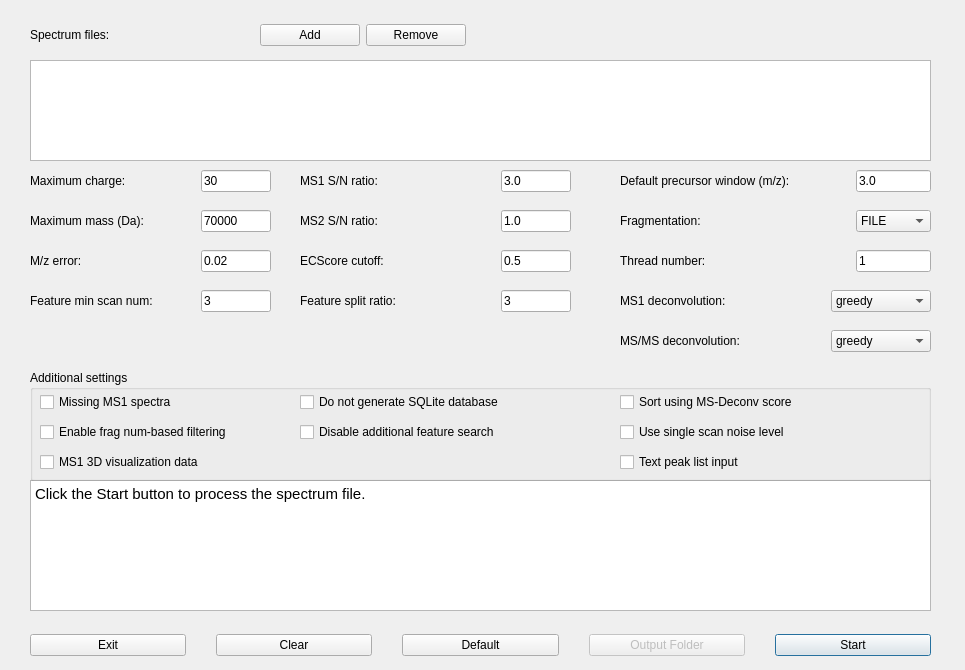
Before: the Qt Designer form src/gui/topfd/topfddialog.ui in toppic-suite/toppic-suite, drawn with Qt 5.
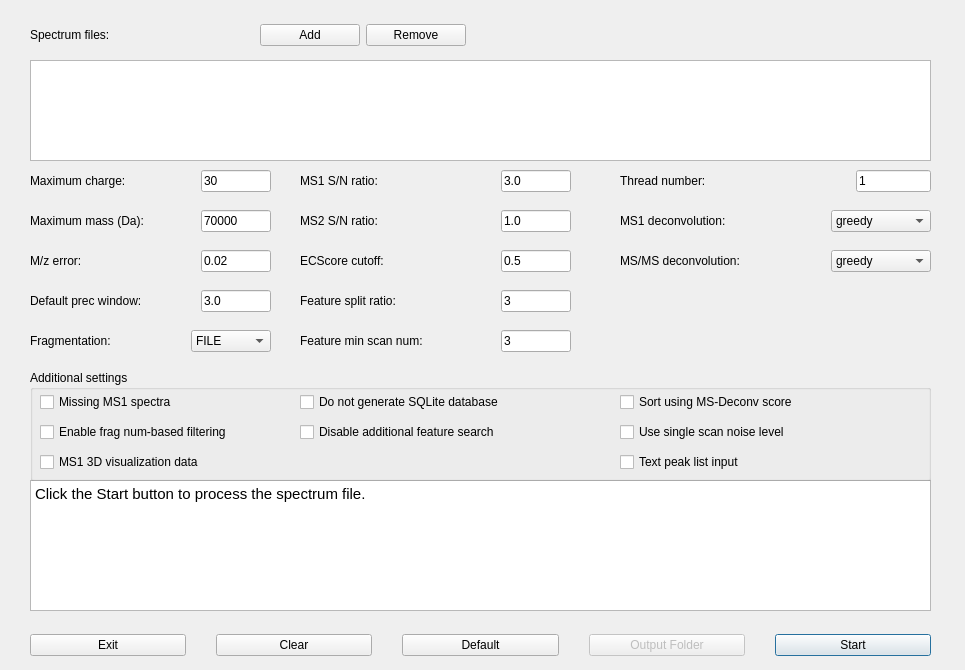
After: the same form once the commit is applied. Icons and pictures are not drawn.

Commit message: topfd_gui: first column maximum charge, maximum mass, m/z error, default prec window, fragmentation

The edit to the form file:
```diff
--- a/src/gui/topfd/topfddialog.ui
+++ b/src/gui/topfd/topfddialog.ui
@@ -96,9 +96,9 @@
    <widget class="QWidget" name="horizontalLayoutWidget_13">
     <property name="geometry">
      <rect>
-      <x>620</x>
-      <y>200</y>
-      <width>311</width>
+      <x>30</x>
+      <y>320</y>
+      <width>241</width>
       <height>42</height>
      </rect>
     </property>
@@ -129,7 +129,7 @@
        </property>
        <property name="maximumSize">
         <size>
-         <width>75</width>
+         <width>80</width>
          <height>16777215</height>
         </size>
        </property>
@@ -454,9 +454,9 @@
    <widget class="QWidget" name="horizontalLayoutWidget_8">
     <property name="geometry">
      <rect>
-      <x>620</x>
-      <y>160</y>
-      <width>311</width>
+      <x>30</x>
+      <y>280</y>
+      <width>241</width>
       <height>42</height>
      </rect>
     </property>
@@ -470,7 +470,7 @@
         </size>
        </property>
        <property name="text">
-        <string>Default precursor window (m/z): </string>
+        <string>Default prec window: </string>
        </property>
       </widget>
      </item>
@@ -478,13 +478,13 @@
       <widget class="QLineEdit" name="windowSizeEdit">
        <property name="minimumSize">
         <size>
-         <width>75</width>
+         <width>70</width>
          <height>0</height>
         </size>
        </property>
        <property name="maximumSize">
         <size>
-         <width>75</width>
+         <width>70</width>
          <height>16777215</height>
         </size>
        </property>
@@ -558,7 +558,7 @@
     <property name="geometry">
      <rect>
       <x>620</x>
-      <y>240</y>
+      <y>160</y>
       <width>311</width>
       <height>42</height>
      </rect>
@@ -900,9 +900,9 @@
    <widget class="QWidget" name="horizontalLayoutWidget_18">
     <property name="geometry">
      <rect>
-      <x>30</x>
-      <y>280</y>
-      <width>241</width>
+      <x>300</x>
+      <y>320</y>
+      <width>271</width>
       <height>42</height>
      </rect>
     </property>
@@ -989,7 +989,7 @@
     <property name="geometry">
      <rect>
       <x>620</x>
-      <y>280</y>
+      <y>200</y>
       <width>311</width>
       <height>42</height>
      </rect>
@@ -1037,7 +1037,7 @@
     <property name="geometry">
      <rect>
       <x>620</x>
-      <y>320</y>
+      <y>240</y>
       <width>311</width>
       <height>42</height>
      </rect>
```
The commit also changes 1 other file.
